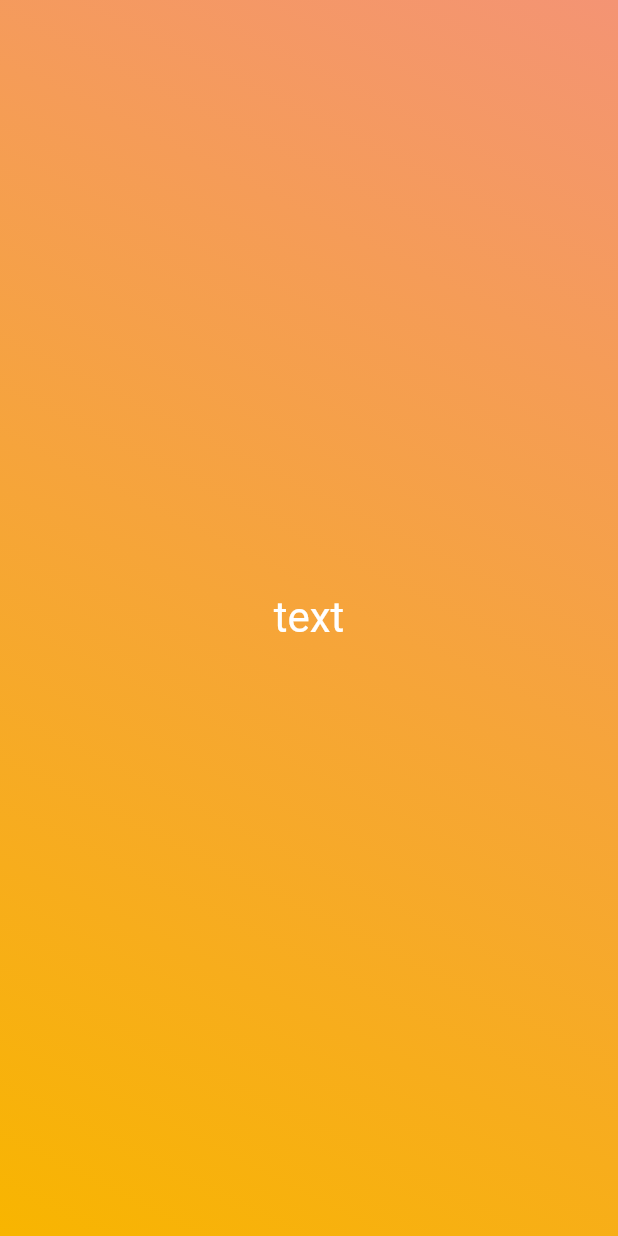
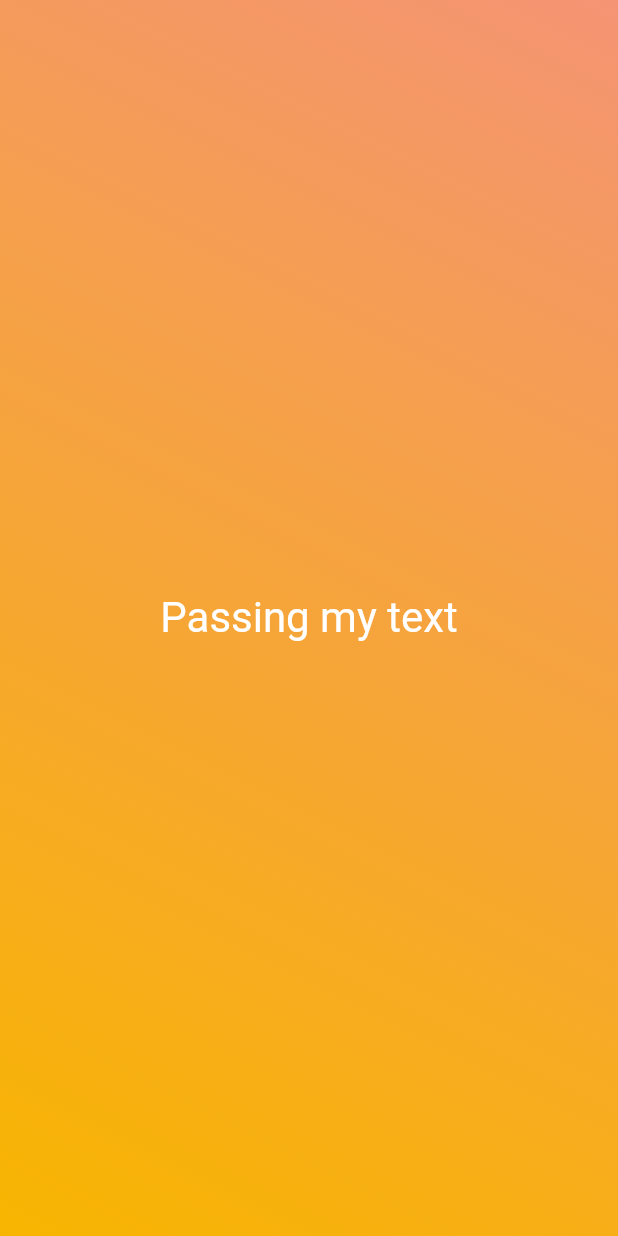
Before and after one commit to JoaoVitorLima242/flutter-app, a Flutter app: the screen it shows after launch, on a phone screen of 412 x 824 dp. Run offline on Flutter 3.47's test engine with Material 2 defaults, Android fonts, the phone set to English and light mode, and no system bars.

Commit message:
passing params

```diff
--- a/lib/gradient_container.dart
+++ b/lib/gradient_container.dart
@@ -6,25 +6,22 @@ const startGradientAliginment = Alignment.topRight;
 const endGradientAliginment = Alignment.bottomLeft;
 
 class GradientContainer extends StatelessWidget {
-  const GradientContainer({super.key});
+  const GradientContainer({super.key, required this.colors});
+
+  final List<Color> colors;
 
   @override
   Widget build(BuildContext context) {
     return Container(
-      decoration: const BoxDecoration(
+      decoration: BoxDecoration(
         gradient: LinearGradient(
           begin: startGradientAliginment,
           end: endGradientAliginment,
-          colors: [
-            Color.fromARGB(255, 244, 148, 116),
-            Color(0xfff8b500),
-          ],
+          colors: colors,
         ),
       ),
       child: const Center(
-        child: WhiteText(
-          text: 'My text',
-        ),
+        child: WhiteText('Passing my text'),
       ),
     );
   }
--- a/lib/main.dart
+++ b/lib/main.dart
@@ -6,7 +6,12 @@ void main() {
   runApp(
     const MaterialApp(
       home: Scaffold(
-        body: GradientContainer(),
+        body: GradientContainer(
+          colors: [
+            Color.fromARGB(255, 244, 148, 116),
+            Color(0xfff8b500),
+          ],
+        ),
       ),
     ),
   );
--- a/lib/white_text.dart
+++ b/lib/white_text.dart
@@ -1,13 +1,15 @@
 import 'package:flutter/material.dart';
 
 class WhiteText extends StatelessWidget {
-  const WhiteText({super.key, String text = ""});
+  const WhiteText(this.text, {super.key});
+
+  final String text;
 
   @override
   Widget build(BuildContext context) {
-    return const Text(
-      'text',
-      style: TextStyle(
+    return Text(
+      text,
+      style: const TextStyle(
         color: Colors.white,
         fontSize: 28,
       ),
```
